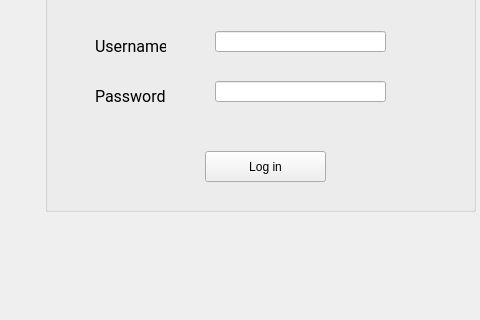
jmparradov/Informatica2, file 5. Proyecto Final/2. Desarrollo/Gravity_Bike/login_form.ui: the form before one commit; both pictures show x 675 to 1155 and y 329 to 649 of the 1244 by 649 pixel window.
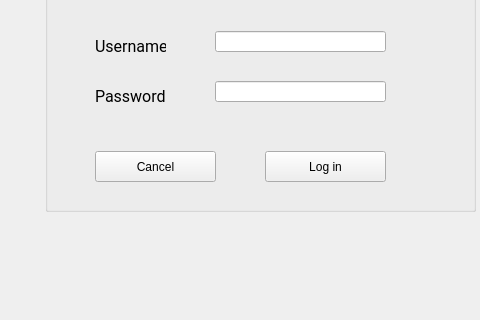
The form after the commit.

What changed in the file:
```diff
--- a/5. Proyecto Final/2. Desarrollo/Gravity_Bike/login_form.ui
+++ b/5. Proyecto Final/2. Desarrollo/Gravity_Bike/login_form.ui
@@ -85,7 +85,7 @@
    <widget class="QPushButton" name="LoginButton">
     <property name="geometry">
      <rect>
-      <x>160</x>
+      <x>220</x>
       <y>230</y>
       <width>121</width>
       <height>31</height>
@@ -115,6 +115,19 @@
      </rect>
     </property>
    </widget>
+   <widget class="QPushButton" name="LoginButton_2">
+    <property name="geometry">
+     <rect>
+      <x>50</x>
+      <y>230</y>
+      <width>121</width>
+      <height>31</height>
+     </rect>
+    </property>
+    <property name="text">
+     <string>Cancel</string>
+    </property>
+   </widget>
   </widget>
  </widget>
  <resources/>
```
